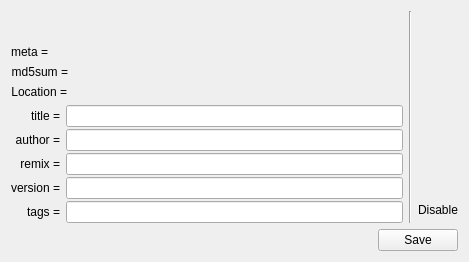
The window that ui-song-information.ui (mihow/bpmdj) describes before a commit, drawn with Qt 5.
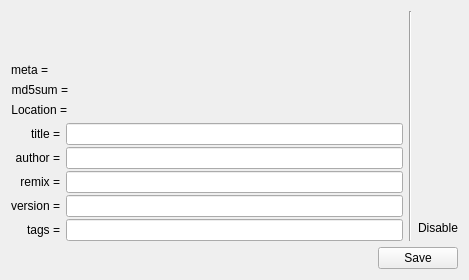
The same window after the commit. Custom widgets are drawn as their Qt base class.

Diff of the .ui file:
```diff
--- a/ui-song-information.ui
+++ b/ui-song-information.ui
@@ -6,7 +6,7 @@
     <x>0</x>
     <y>0</y>
     <width>469</width>
-    <height>262</height>
+    <height>280</height>
    </rect>
   </property>
   <property name="windowTitle" >
```
Left out of the diff: 8 changed lines with no effect on the pictures.
